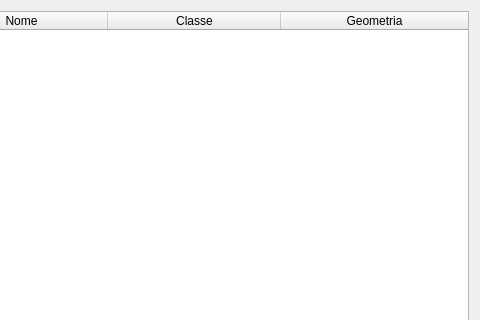
The window that queryDataBase/resultQuery.ui (guilhermehrn/e-spu-consulte) describes before a commit, drawn with Qt 5; both pictures show x 250 to 730 and y 0 to 320 of the 730 by 428 pixel window.
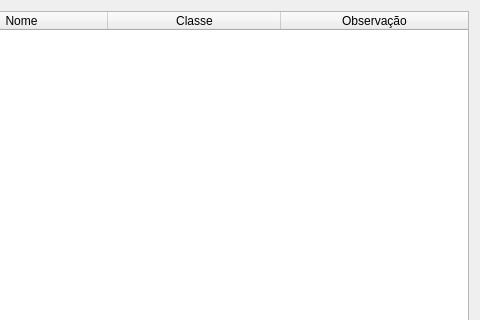
The same window after the commit.

The edit to the form file:
```diff
--- a/queryDataBase/resultQuery.ui
+++ b/queryDataBase/resultQuery.ui
@@ -78,7 +78,7 @@
      </column>
      <column>
       <property name="text">
-       <string>Geometria</string>
+       <string>Observação</string>
       </property>
      </column>
     </widget>
```
